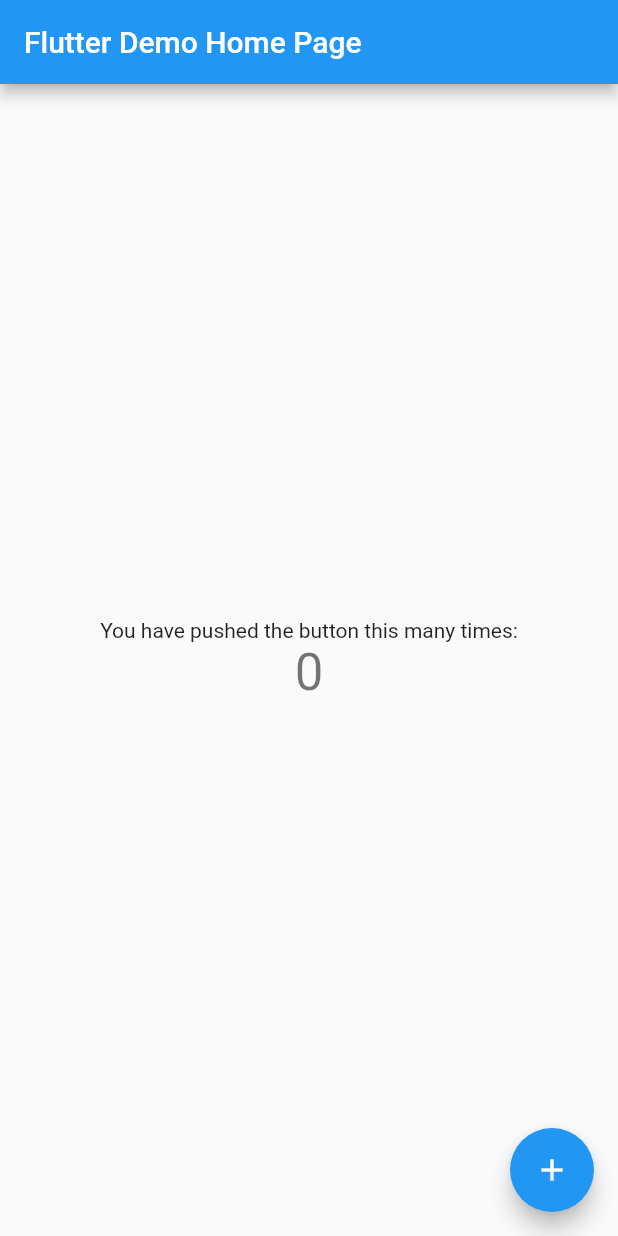
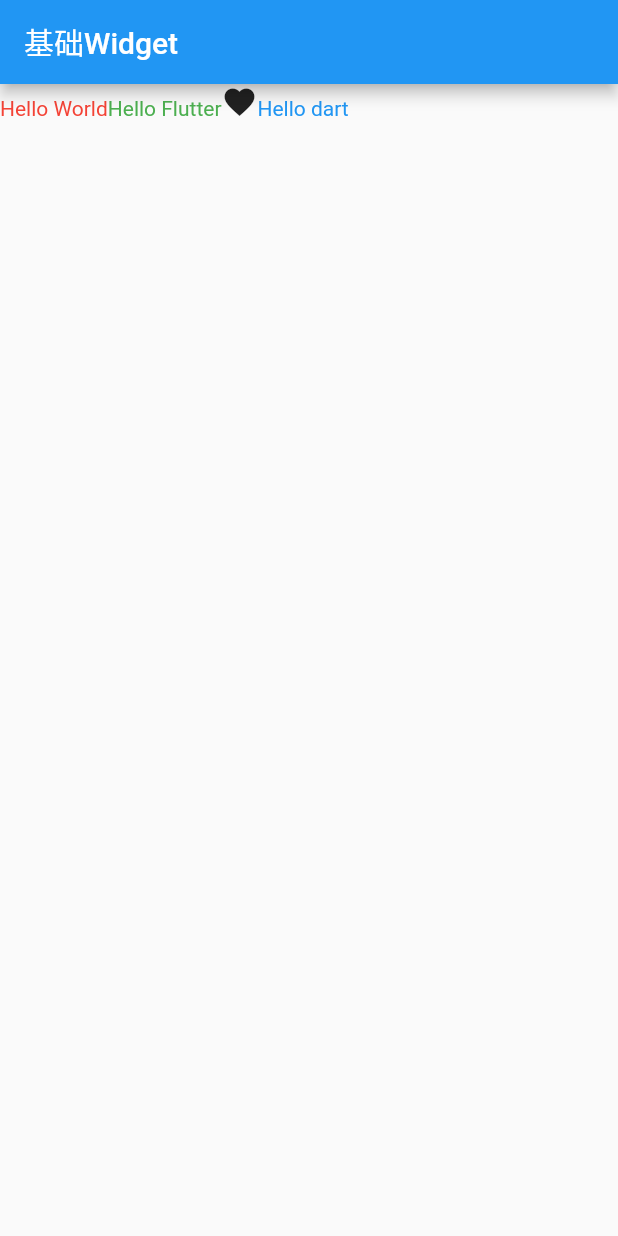
Before and after one commit to Vik1ang/flutter_study, a Flutter app: the screen it shows after launch, on a phone screen of 412 x 824 dp. Run offline on Flutter 3.47's test engine with Material 2 defaults, Android fonts, the phone set to English and light mode, and no system bars.

Commit message:
flutter study

```diff
--- a/lib/main.dart
+++ b/lib/main.dart
@@ -1,115 +1,45 @@
 import 'package:flutter/material.dart';
 
-void main() {
-  runApp(const MyApp());
+main() {
+  runApp(MyApp());
 }
 
 class MyApp extends StatelessWidget {
   const MyApp({Key? key}) : super(key: key);
 
-  // This widget is the root of your application.
   @override
   Widget build(BuildContext context) {
     return MaterialApp(
-      title: 'Flutter Demo',
-      theme: ThemeData(
-        // This is the theme of your application.
-        //
-        // Try running your application with "flutter run". You'll see the
-        // application has a blue toolbar. Then, without quitting the app, try
-        // changing the primarySwatch below to Colors.green and then invoke
-        // "hot reload" (press "r" in the console where you ran "flutter run",
-        // or simply save your changes to "hot reload" in a Flutter IDE).
-        // Notice that the counter didn't reset back to zero; the application
-        // is not restarted.
-        primarySwatch: Colors.blue,
-      ),
-      home: const MyHomePage(title: 'Flutter Demo Home Page'),
+      home: HYHomePage(),
     );
   }
 }
 
-class MyHomePage extends StatefulWidget {
-  const MyHomePage({Key? key, required this.title}) : super(key: key);
-
-  // This widget is the home page of your application. It is stateful, meaning
-  // that it has a State object (defined below) that contains fields that affect
-  // how it looks.
-
-  // This class is the configuration for the state. It holds the values (in this
-  // case the title) provided by the parent (in this case the App widget) and
-  // used by the build method of the State. Fields in a Widget subclass are
-  // always marked "final".
-
-  final String title;
-
-  @override
-  State<MyHomePage> createState() => _MyHomePageState();
-}
-
-class _MyHomePageState extends State<MyHomePage> {
-  int _counter = 0;
-
-  void _incrementCounter() {
-    setState(() {
-      // This call to setState tells the Flutter framework that something has
-      // changed in this State, which causes it to rerun the build method below
-      // so that the display can reflect the updated values. If we changed
-      // _counter without calling setState(), then the build method would not be
-      // called again, and so nothing would appear to happen.
-      _counter++;
-    });
-  }
-
+class HYHomePage extends StatelessWidget {
   @override
   Widget build(BuildContext context) {
-    // This method is rerun every time setState is called, for instance as done
-    // by the _incrementCounter method above.
-    //
-    // The Flutter framework has been optimized to make rerunning build methods
-    // fast, so that you can just rebuild anything that needs updating rather
-    // than having to individually change instances of widgets.
     return Scaffold(
       appBar: AppBar(
-        // Here we take the value from the MyHomePage object that was created by
-        // the App.build method, and use it to set our appbar title.
-        title: Text(widget.title),
+        title: Text("基础Widget"),
       ),
-      body: Center(
-        // Center is a layout widget. It takes a single child and positions it
-        // in the middle of the parent.
-        child: Column(
-          // Column is also a layout widget. It takes a list of children and
-          // arranges them vertically. By default, it sizes itself to fit its
-          // children horizontally, and tries to be as tall as its parent.
-          //
-          // Invoke "debug painting" (press "p" in the console, choose the
-          // "Toggle Debug Paint" action from the Flutter Inspector in Android
-          // Studio, or the "Toggle Debug Paint" command in Visual Studio Code)
-          // to see the wireframe for each widget.
-          //
-          // Column has various properties to control how it sizes itself and
-          // how it positions its children. Here we use mainAxisAlignment to
-          // center the children vertically; the main axis here is the vertical
-          // axis because Columns are vertical (the cross axis would be
-          // horizontal).
-          mainAxisAlignment: MainAxisAlignment.center,
-          children: <Widget>[
-            const Text(
-              'You have pushed the button this many times:',
-            ),
-            Text(
-              '$_counter',
-              style: Theme.of(context).textTheme.headline4,
-            ),
-          ],
-        ),
-      ),
-      floatingActionButton: FloatingActionButton(
-        onPressed: _incrementCounter,
-        tooltip: 'Increment',
-        child: const Icon(Icons.add),
-      ), // This trailing comma makes auto-formatting nicer for build methods.
+      body: HYHomeContent(),
     );
   }
 }
+
+class HYHomeContent extends StatefulWidget {
+  @override
+  State<HYHomeContent> createState() => _HYHomeContentState();
+}
+
+class _HYHomeContentState extends State<HYHomeContent> {
+  @override
+  Widget build(BuildContext context) {
+    return Text.rich(TextSpan(children: [
+      TextSpan(text: "Hello World", style: TextStyle(color: Colors.red)),
+      TextSpan(text: "Hello Flutter", style: TextStyle(color: Colors.green)),
+      WidgetSpan(child: Icon(Icons.favorite)),
+      TextSpan(text: "Hello dart", style: TextStyle(color: Colors.blue))
+    ]));
+  }
+}
```
